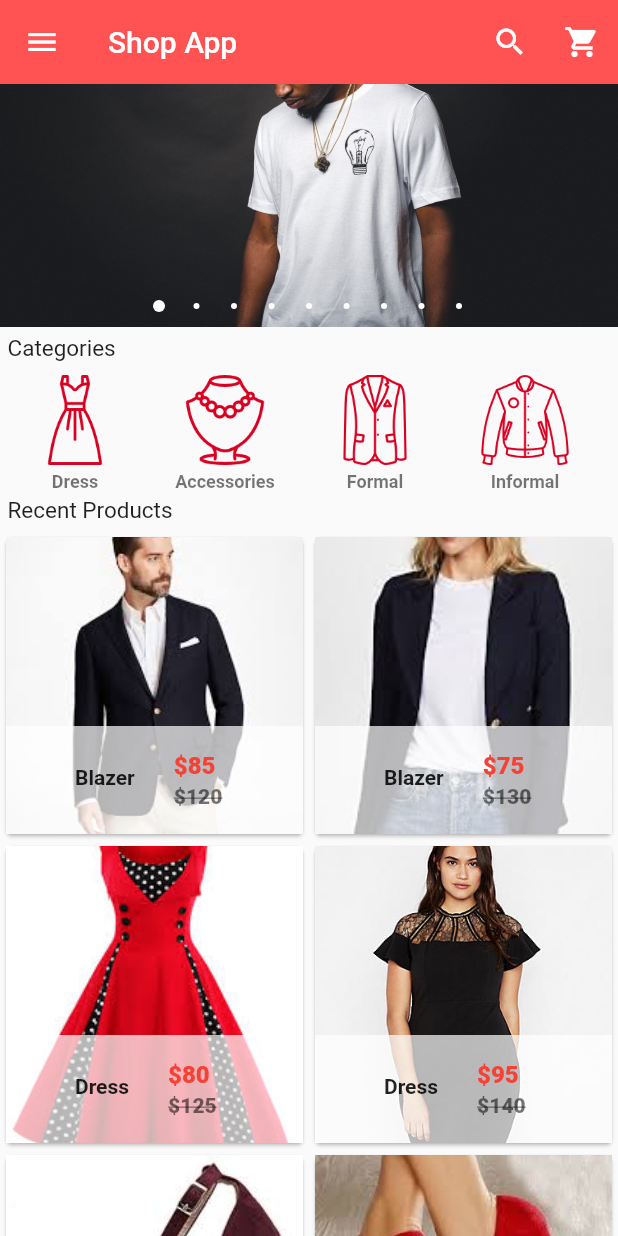
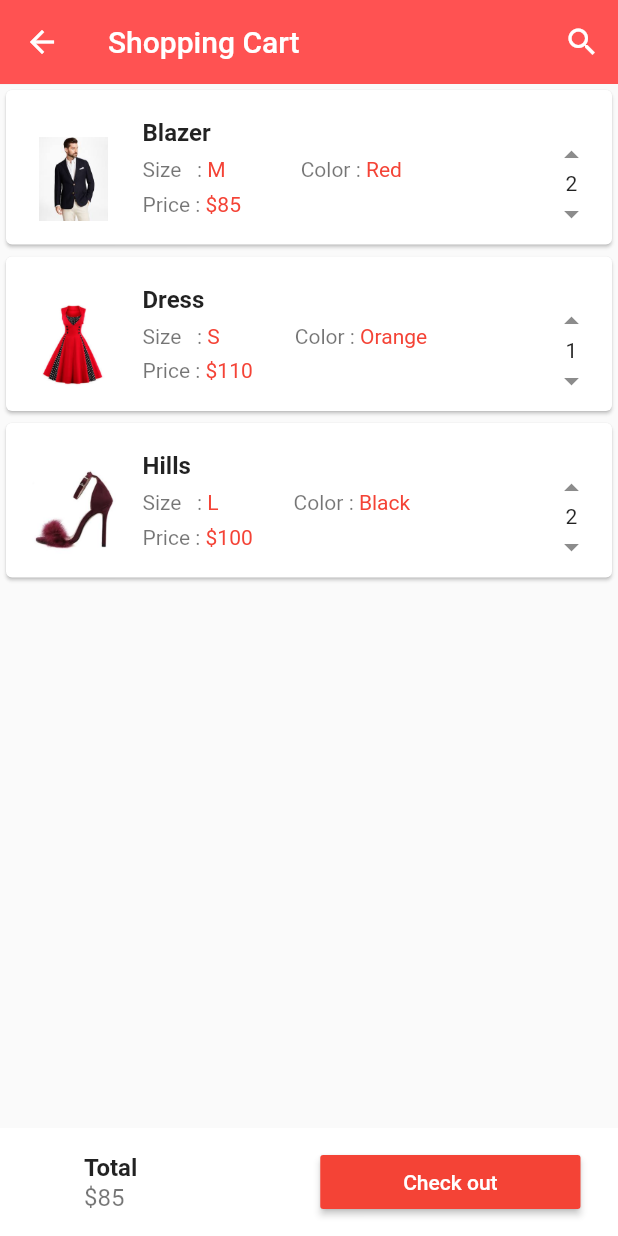
Before and after one commit to BaselHafiz/ecommerce_app, a Flutter app: the screen it shows after launch, scrolled down 58 dp, after a tap on the "shopping cart" icon, on a phone screen of 412 x 824 dp. Run offline on Flutter 3.47's test engine with Material 2 defaults, Android fonts, the phone set to English and light mode, and no system bars; drawn by our look-alikes of carousel_pro.

Commit message:
E-commerce App: 21,22

```diff
--- a/lib/global_configs.dart
+++ b/lib/global_configs.dart
@@ -1,5 +1,32 @@
 import 'package:flutter/material.dart';
 import 'package:carousel_pro/carousel_pro.dart';
+
+final List<Map<String, dynamic>> productsOnCart = [
+  {
+    'productName': 'Blazer',
+    'productImage': 'assets/products/blazer1.jpeg',
+    'productNewPrice': 85,
+    'productSize': 'M',
+    'productColor': 'Red',
+    'productQuantity': 2,
+  },
+  {
+    'productName': 'Dress',
+    'productImage': 'assets/products/dress1.jpeg',
+    'productNewPrice': 110,
+    'productSize': 'S',
+    'productColor': 'Orange',
+    'productQuantity': 1,
+  },
+  {
+    'productName': 'Hills',
+    'productImage': 'assets/products/hills1.jpeg',
+    'productNewPrice': 100,
+    'productSize': 'L',
+    'productColor': 'Black',
+    'productQuantity': 2,
+  },
+];
 
 final List<Map<String, dynamic>> products = [
   {
--- a/lib/homepage_components/main_drawer.dart
+++ b/lib/homepage_components/main_drawer.dart
@@ -1,4 +1,5 @@
 import 'package:flutter/material.dart';
+import 'package:ecommerce_app/pages/shopping_cart.dart';
 
 class MainDrawer extends StatefulWidget {
   @override
@@ -53,7 +54,12 @@ class _MainDrawerState extends State<MainDrawer> {
             child: ListTile(
               title: Text('Shopping Cart'),
               leading: Icon(Icons.shopping_cart, color: Colors.red),
-              onTap: () {},
+              onTap: () {
+                Navigator.of(context)
+                    .push(MaterialPageRoute(builder: (BuildContext context) {
+                  return ShoppingCart();
+                }));
+              },
             ),
           ),
           InkWell(
--- a/lib/main.dart
+++ b/lib/main.dart
@@ -4,6 +4,7 @@ import 'homepage_components/main_drawer.dart';
 import 'homepage_components/horizontal_listview.dart';
 import 'homepage_components/products_gridview.dart';
 import 'global_configs.dart';
+import 'pages/shopping_cart.dart';
 
 void main() {
   runApp(MyApp());
@@ -43,7 +44,11 @@ class _MyHomePageState extends State<MyHomePage> {
           ),
           IconButton(
             icon: Icon(Icons.shopping_cart),
-            onPressed: () {},
+            onPressed: () {
+              Navigator.of(context).push(MaterialPageRoute(builder: (BuildContext context) {
+                return ShoppingCart();
+              }));
+            },
           ),
         ],
       ),
--- /dev/null
+++ b/lib/pages/shopping_cart.dart
@@ -0,0 +1,119 @@
+import 'package:flutter/material.dart';
+
+import '../global_configs.dart';
+
+class ShoppingCart extends StatefulWidget {
+  @override
+  _ShoppingCartState createState() => _ShoppingCartState();
+}
+
+class _ShoppingCartState extends State<ShoppingCart> {
+  @override
+  Widget build(BuildContext context) {
+    return Scaffold(
+      appBar: AppBar(
+        elevation: 0.1,
+        backgroundColor: Colors.redAccent,
+        title: Text('Shopping Cart'),
+        actions: <Widget>[
+          IconButton(
+            icon: Icon(Icons.search, color: Colors.white),
+            onPressed: () {},
+          ),
+        ],
+      ),
+      body: _buildCartListView(),
+      bottomNavigationBar: Container(
+        padding: EdgeInsets.only(right: 25, left: 40),
+        color: Colors.white,
+        child: Row(
+          children: <Widget>[
+            Expanded(
+                child: ListTile(
+              title:
+                  Text('Total', style: TextStyle(fontWeight: FontWeight.bold)),
+              subtitle: Text('\$85', style: TextStyle(fontSize: 16)),
+            )),
+            Expanded(
+                child: MaterialButton(
+              onPressed: () {},
+              child: Text('Check out', style: TextStyle(color: Colors.white)),
+              color: Colors.red,
+            )),
+          ],
+        ),
+      ),
+    );
+  }
+}
+
+Widget _buildCartListView() {
+  return ListView.builder(
+    itemCount: productsOnCart.length,
+    itemBuilder: (BuildContext context, int index) {
+      return Card(
+        child: ListTile(
+          contentPadding: EdgeInsets.all(15),
+          leading: Image.asset(
+            productsOnCart[index]['productImage'],
+            width: 60,
+          ),
+          title: Text(productsOnCart[index]['productName'],
+              style: TextStyle(fontWeight: FontWeight.bold)),
+          subtitle: Column(
+            children: <Widget>[
+              SizedBox(height: 7),
+              Row(
+                children: <Widget>[
+                  Text('Size   : '),
+                  Padding(
+                    padding: EdgeInsets.only(right: 50),
+                    child: Text('${productsOnCart[index]['productSize']}',
+                        style: TextStyle(color: Colors.red)),
+                  ),
+                  Text('Color : '),
+                  Text('${productsOnCart[index]['productColor']}',
+                      style: TextStyle(color: Colors.red)),
+                ],
+              ),
+              SizedBox(height: 7),
+              Row(
+                children: <Widget>[
+                  Text('Price : '),
+                  Text(
+                    '\$${productsOnCart[index]['productNewPrice']}',
+                    style: TextStyle(color: Colors.red),
+                  ),
+                ],
+              ),
+            ],
+          ),
+          trailing: new Container(
+            height: 60,
+            child: Column(
+              children: <Widget>[
+                Expanded(
+                  child: InkWell(
+                    child: Icon(Icons.arrow_drop_up),
+                    onTap: () {},
+                  ),
+                ),
+                SizedBox(height: 7),
+                Expanded(
+                  child:
+                      Text(productsOnCart[index]['productQuantity'].toString()),
+                ),
+                Expanded(
+                  child: InkWell(
+                    child: Icon(Icons.arrow_drop_down),
+                    onTap: () {},
+                  ),
+                ),
+              ],
+            ),
+          ),
+        ),
+      );
+    },
+  );
+}
```
